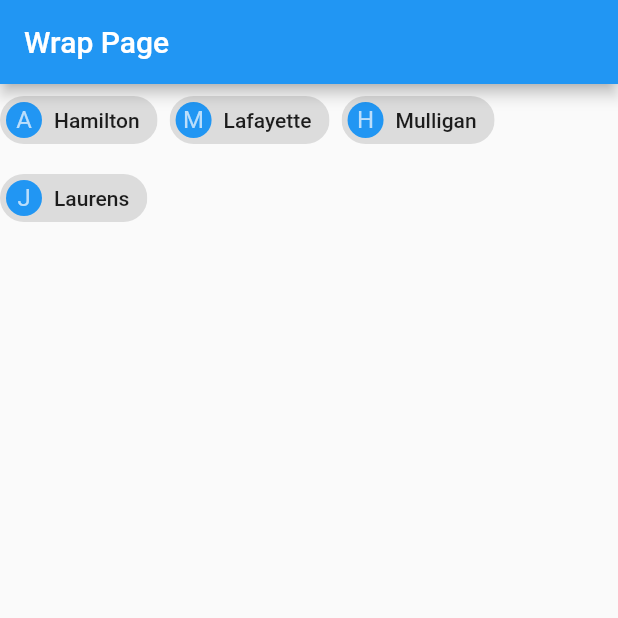
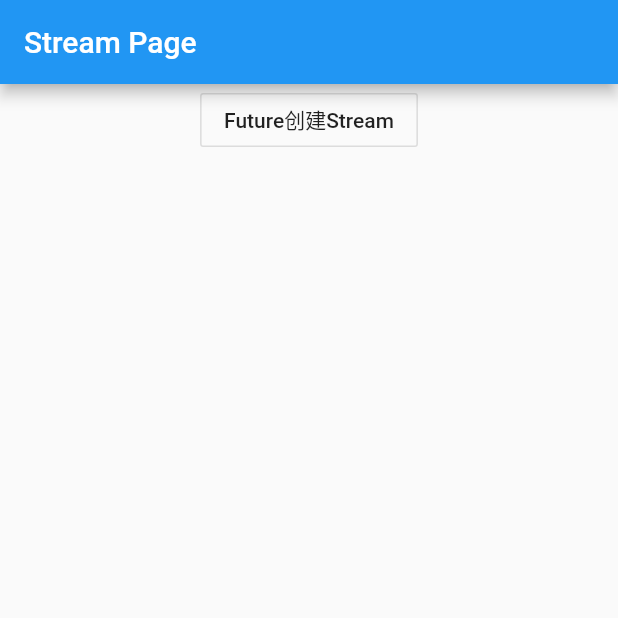
Before and after one commit to gionchat/flutter_ninghao, a Flutter app: the screen it shows after launch, on a phone screen of 412 x 824 dp, the top half of it. Run offline on Flutter 3.47's test engine with Material 2 defaults, Android fonts, the phone set to English and light mode, and no system bars; our stand-ins replace device_preview, fluttertoast, logger, shared_preferences; missing offline and left inert: dart:ffi.

Commit message:
1、StreamPage Stream处理测试 2、LoggerPage 日志插件测试 3、Log日志工具类

```diff
--- a/lib/main.dart
+++ b/lib/main.dart
@@ -2,7 +2,9 @@ import 'package:device_preview/device_preview.dart';
 import 'package:flutter/material.dart';
 import 'package:flutter_ninghao/ui/HelloWordPage.dart';
 import 'package:flutter_ninghao/ui/page/ColumnPage.dart';
+import 'package:flutter_ninghao/ui/page/LoggerPage.dart';
 import 'package:flutter_ninghao/ui/page/RowPage.dart';
+import 'package:flutter_ninghao/ui/page/StreamPage.dart';
 import 'package:flutter_ninghao/ui/page/TextButtonPage.dart';
 import 'package:flutter_ninghao/ui/page/WrapPage.dart';
 
@@ -32,7 +34,7 @@ class MyApp extends StatelessWidget {
         // closer together (more dense) than on mobile platforms.
         visualDensity: VisualDensity.adaptivePlatformDensity,
       ),
-      home: WrapPage(),
+      home: StreamPage(),
     );
   }
 }
--- /dev/null
+++ b/lib/ui/page/StreamPage.dart
@@ -0,0 +1,52 @@
+/**
+ * Copyright (C), 2015-2020, suntront
+ * FileName: StreamPage
+ * Author: Jeek
+ * Date: 2020/11/13
+ * Description:
+ */
+
+import 'package:flutter/material.dart';
+import 'package:flutter_ninghao/utils/Log.dart';
+
+class StreamPage extends StatefulWidget {
+  @override
+  State<StatefulWidget> createState() {
+    // TODO: implement createState
+    return _StreamState();
+  }
+}
+
+class _StreamState extends State<StreamPage> {
+
+  @override
+  Widget build(BuildContext context) {
+    // TODO: implement build
+    return Scaffold(
+      appBar: AppBar(
+        title: Text("Stream Page"),
+      ),
+      body: Center(child: Column(
+        children: [
+          OutlineButton(
+              child: Text("Future创建Stream"),
+              onPressed: (){
+                Log.d("Future创建Stream");
+                _streamFromFuture();
+              })
+        ],
+      ),),
+    );
+  }
+}
+
+Future<String> _getData() async {
+  await Future.delayed(Duration(seconds: 3));
+  return '当前时间为：${DateTime.now()}';
+}
+
+_streamFromFuture() {
+  Stream.fromFuture(_getData())
+      .listen((event) => Log.i('Stream.fromFuture -> $event'))
+      .onDone(() => Log.i('Stream.fromFuture -> done 结束'));
+}
--- a/pubspec.yaml
+++ b/pubspec.yaml
@@ -32,6 +32,7 @@ dependencies:
   json_serializable: ^3.5.0
   shared_preferences: ^0.5.12+2
   fluttertoast: ^3.1.3
+  logger: ^0.9.4
 
 dev_dependencies:
   flutter_test:
```
Also changed, not shown: lib/ui/page/LoggerPage.dart (added, +64 -0 lines), lib/utils/Log.dart (added, +36 -0 lines), pubspec.lock.
